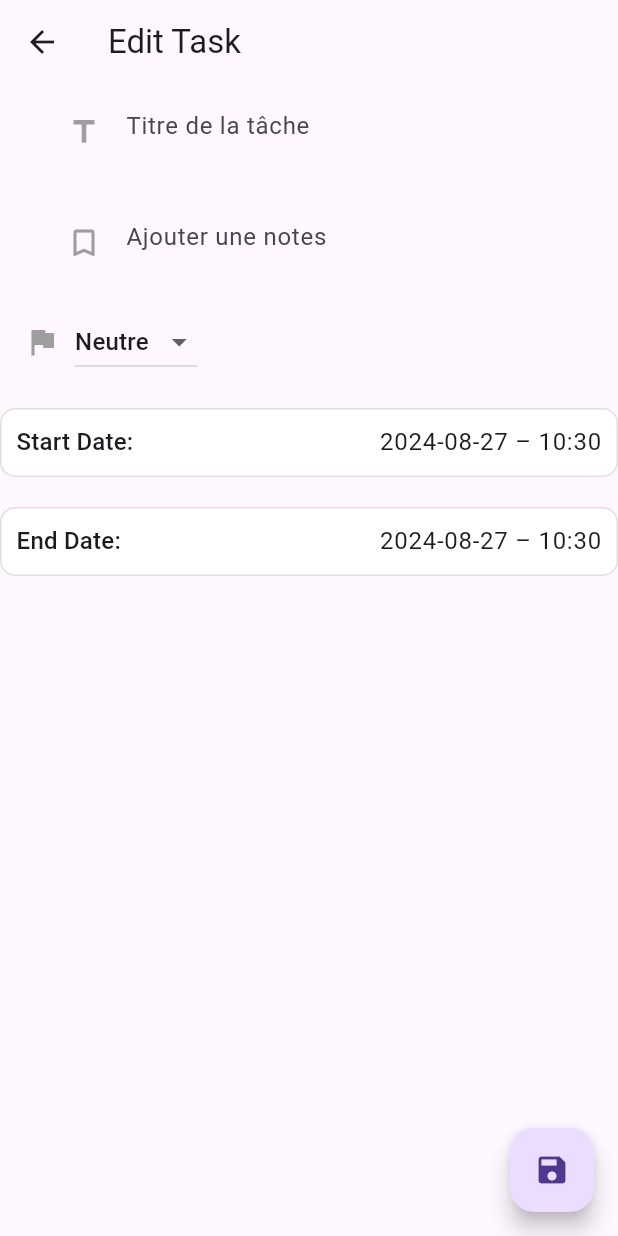
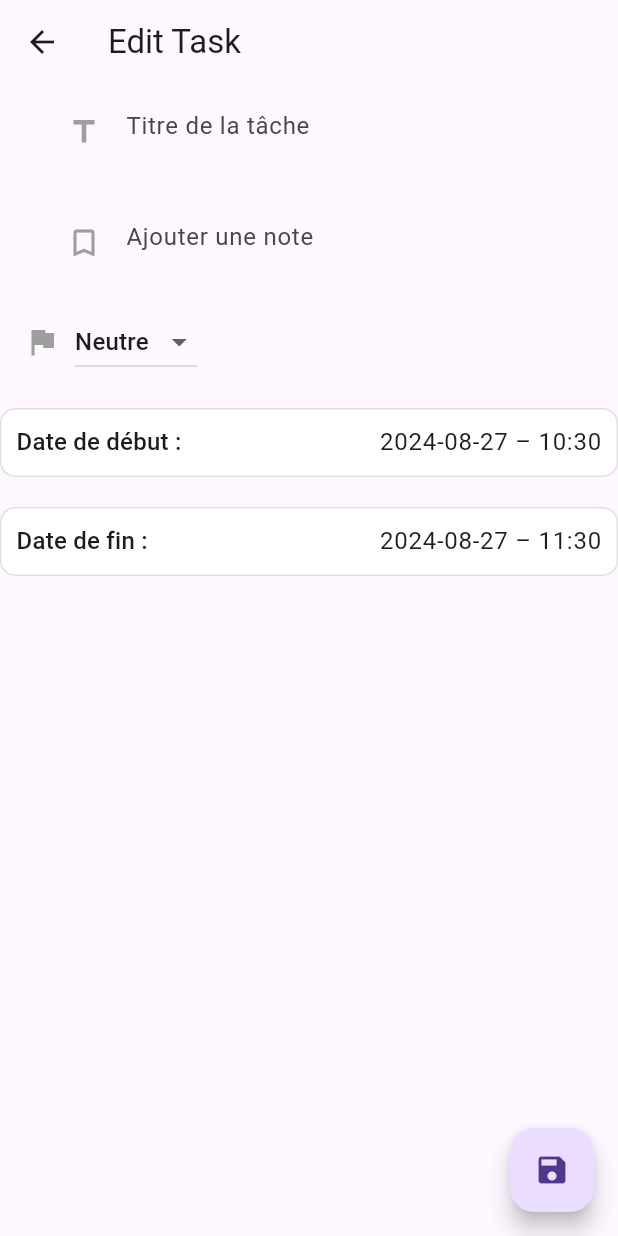
Before and after one commit to PavelDelhomme/flutter_todo, a Flutter app: the TaskView screen opened directly, on a phone screen of 412 x 824 dp. Run offline on Flutter 3.47's test engine with Material 3 defaults, Android fonts, the phone set to English and light mode, and no system bars; our stand-ins replace another_flushbar, cloud_firestore, firebase_auth, firebase_core, flutter_datetime_picker_bdaya, flutter_local_notifications and 4 more; accounts and stored records are empty.

Commit message:
Changement dynamique de la date de fin par rapport à la date de début

```diff
--- a/lib/views/tasks/forms/task_form.dart
+++ b/lib/views/tasks/forms/task_form.dart
@@ -1,9 +1,6 @@
 import 'package:flutter/material.dart';
 import 'package:intl/intl.dart';
 import 'package:flutter_datetime_picker_bdaya/flutter_datetime_picker_bdaya.dart';
-import 'tf_subtitle.dart';
-import 'tf_title.dart';
-import 'tf_priority.dart';
 
 class TaskForm extends StatefulWidget {
   final TextEditingController taskControllerForTitle;
@@ -40,12 +37,34 @@ class _TaskFormState extends State<TaskForm> {
   void initState() {
     super.initState();
     startDate = widget.initialStartDate ?? DateTime.now();
-    endDate = widget.initialStartDate ?? DateTime.now().add(const Duration(hours: 1));
+    endDate = widget.initialEndDate ?? startDate!.add(const Duration(hours: 1));
     priorityLevel = widget.initialPriorityLevel;
   }
 
   String formatDateTime(DateTime? date) {
     return DateFormat('yyyy-MM-dd – HH:mm').format(date ?? DateTime.now());
+  }
+
+  void _onStartDateSelected(DateTime selectedDate) {
+    setState(() {
+      startDate = selectedDate;
+      endDate = selectedDate.add(const Duration(hours: 1));
+    });
+    widget.onStartDateSelected(selectedDate);
+    widget.onEndDateSelected(endDate!);
+  }
+
+  void _onEndDateSelected(DateTime selectedDate) {
+    if (selectedDate.isAfter(startDate!)) {
+      setState(() {
+        endDate = selectedDate;
+      });
+      widget.onEndDateSelected(selectedDate);
+    } else {
+      ScaffoldMessenger.of(context).showSnackBar(
+        const SnackBar(content: Text('La date de fin doit être après la date de début.')),
+      );
+    }
   }
 
   @override
@@ -54,22 +73,76 @@ class _TaskFormState extends State<TaskForm> {
 
     return SizedBox(
       width: double.infinity,
-      height: 500, // Adjust the height accordingly
+      height: 500, // Adjust height as necessary
       child: Column(
         crossAxisAlignment: CrossAxisAlignment.start,
         children: [
-          TaskFieldTitle(controller: widget.taskControllerForTitle),
+          // Title field
+          Container(
+            width: MediaQuery.of(context).size.width,
+            margin: const EdgeInsets.symmetric(horizontal: 16),
+            child: ListTile(
+              title: TextFormField(
+                controller: widget.taskControllerForTitle,
+                style: const TextStyle(color: Colors.black),
+                decoration: const InputDecoration(
+                  prefixIcon: Icon(Icons.title, color: Colors.grey),
+                  border: InputBorder.none,
+                  hintText: 'Titre de la tâche',
+                ),
+                onFieldSubmitted: (value) {
+                  FocusManager.instance.primaryFocus?.unfocus();
+                },
+              ),
+            ),
+          ),
           const SizedBox(height: 10),
-          TaskFieldSubtitle(controller: widget.taskControllerForSubtitle),
-          TaskFieldPriority(
-            priorityLevel: priorityLevel,
-            onPrioritySelected: (selectedPriority) {
-              setState(() {
-                priorityLevel = selectedPriority!;
-              });
-              widget.onPrioritySelected(selectedPriority);
-            },
+          // Subtitle field
+          Container(
+            width: MediaQuery.of(context).size.width,
+            margin: const EdgeInsets.symmetric(horizontal: 16),
+            child: ListTile(
+              title: TextFormField(
+                controller: widget.taskControllerForSubtitle,
+                style: const TextStyle(color: Colors.black),
+                decoration: const InputDecoration(
+                  prefixIcon: Icon(Icons.bookmark_border, color: Colors.grey),
+                  border: InputBorder.none,
+                  hintText: 'Ajouter une note',
+                ),
+                onFieldSubmitted: (value) {
+                  FocusManager.instance.primaryFocus?.unfocus();
+                },
+              ),
+            ),
           ),
+          // Priority dropdown
+          Container(
+            width: MediaQuery.of(context).size.width,
+            margin: const EdgeInsets.symmetric(horizontal: 16, vertical: 10),
+            child: Row(
+              children: [
+                const Icon(Icons.flag, color: Colors.grey),
+                const SizedBox(width: 10),
+                DropdownButton<String>(
+                  value: priorityLevel,
+                  items: ['Urgente', 'Neutre'].map((String value) {
+                    return DropdownMenuItem<String>(
+                      value: value,
+                      child: Text(value),
+                    );
+                  }).toList(),
+                  onChanged: (selectedPriority) {
+                    setState(() {
+                      priorityLevel = selectedPriority!;
+                    });
+                    widget.onPrioritySelected(selectedPriority);
+                  },
+                ),
+              ],
+            ),
+          ),
+          // Start date picker
           GestureDetector(
             onTap: () {
               DatePickerBdaya.showDateTimePicker(
@@ -78,14 +151,9 @@ class _TaskFormState extends State<TaskForm> {
                 minTime: DateTime(2000, 1, 1),
                 maxTime: DateTime(2101, 12, 31),
                 onChanged: (_) {},
-                onConfirm: (selectedDate) {
-                  setState(() {
-                    startDate = selectedDate;
-                  });
-                  widget.onStartDateSelected(selectedDate);
-                },
+                onConfirm: _onStartDateSelected,
                 currentTime: startDate,
-                locale: LocaleType.en,
+                locale: LocaleType.fr,
               );
             },
             child: Container(
@@ -98,29 +166,25 @@ class _TaskFormState extends State<TaskForm> {
               ),
               child: Row(
                 children: [
-                  Text('Start Date: ', style: textTheme.titleMedium),
+                  Text('Date de début : ', style: textTheme.titleMedium),
                   Expanded(child: Container()),
                   Text(formatDateTime(startDate), style: textTheme.bodyLarge),
                 ],
               ),
             ),
           ),
+          // End date picker
           GestureDetector(
             onTap: () {
               DatePickerBdaya.showDateTimePicker(
                 context,
                 showTitleActions: true,
-                minTime: DateTime(2000, 1, 1),
+                minTime: startDate, // Ensure end date is after start date
                 maxTime: DateTime(2101, 12, 31),
                 onChanged: (_) {},
-                onConfirm: (selectedDate) {
-                  setState(() {
-                    endDate = selectedDate;
-                  });
-                  widget.onEndDateSelected(selectedDate);
-                },
+                onConfirm: _onEndDateSelected,
                 currentTime: endDate,
-                locale: LocaleType.en,
+                locale: LocaleType.fr,
               );
             },
             child: Container(
@@ -133,7 +197,7 @@ class _TaskFormState extends State<TaskForm> {
               ),
               child: Row(
                 children: [
-                  Text('End Date: ', style: textTheme.titleMedium),
+                  Text('Date de fin : ', style: textTheme.titleMedium),
                   Expanded(child: Container()),
                   Text(formatDateTime(endDate), style: textTheme.bodyLarge),
                 ],
```
